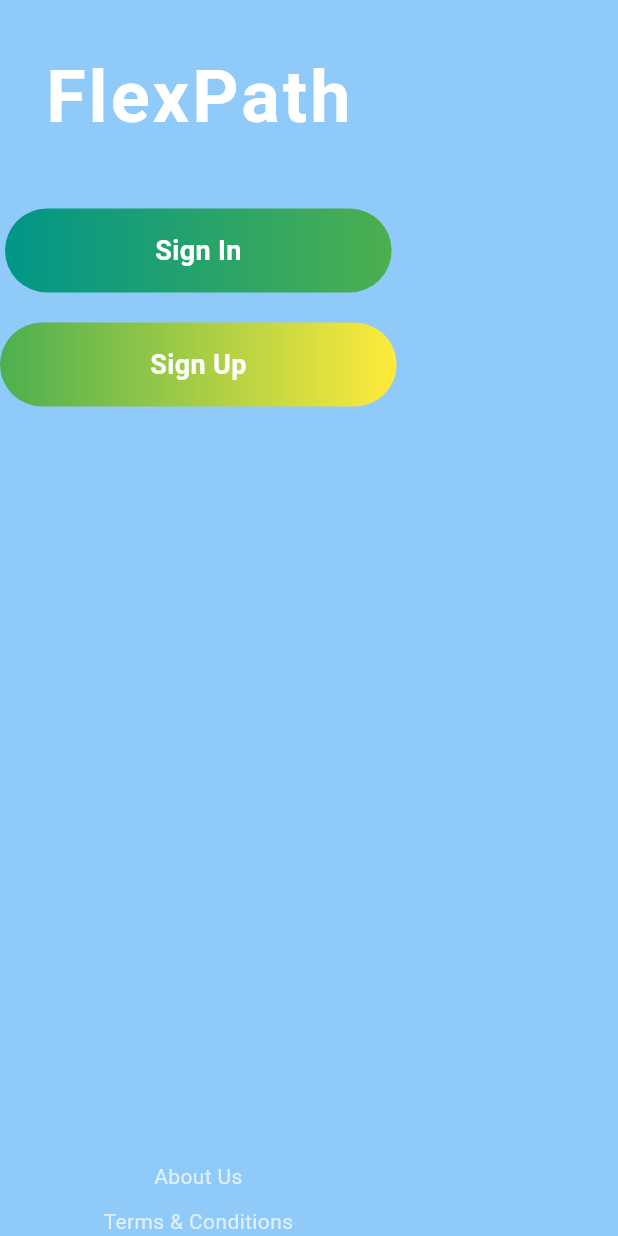
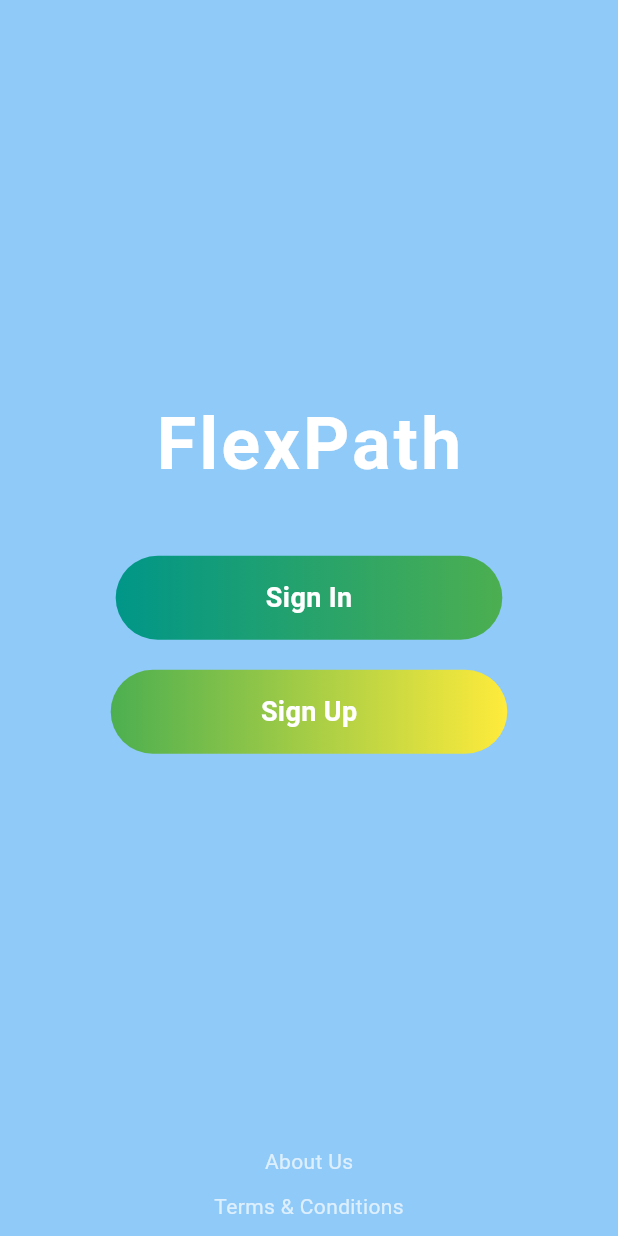
Before and after one commit to zahidhasantonmoy/Flexpath, a Flutter app: the screen it shows after launch, on a phone screen of 412 x 824 dp. Run offline on Flutter 3.47's test engine with Material 3 defaults, Android fonts, the phone set to English and light mode, and no system bars; our stand-ins replace image_picker, lottie, supabase_flutter; accounts and stored records are empty.

Commit message:
homepage login signup position fixed

```diff
--- a/lib/homepage_screen.dart
+++ b/lib/homepage_screen.dart
@@ -23,10 +23,15 @@ class HomepageScreen extends StatelessWidget {
       backgroundColor: Colors.blue.shade200,
       body: SafeArea(
         child: Column(
+          children: [
+            // Main content centered in the middle of the screen
+            Expanded(
+              child: Center(
+                child: Column(
+                  mainAxisSize: MainAxisSize.min, // Minimize the column size to fit content
                   mainAxisAlignment: MainAxisAlignment.center,
                   crossAxisAlignment: CrossAxisAlignment.center,
                   children: [
-            SizedBox(height: 30),
                     Text(
                       'FlexPath',
                       style: TextStyle(
@@ -82,7 +87,11 @@ class HomepageScreen extends StatelessWidget {
                         ),
                       ),
                     ),
-            Spacer(),
+                  ],
+                ),
+              ),
+            ),
+            // Footer at the bottom
             Column(
               children: [
                 GestureDetector(
@@ -136,6 +145,7 @@ class HomepageScreen extends StatelessWidget {
                     style: TextStyle(color: Colors.white70, fontSize: 14),
                   ),
                 ),
+                SizedBox(height: 10),
               ],
             ),
           ],
```
Lines whose indentation alone changed are shown as unchanged.
